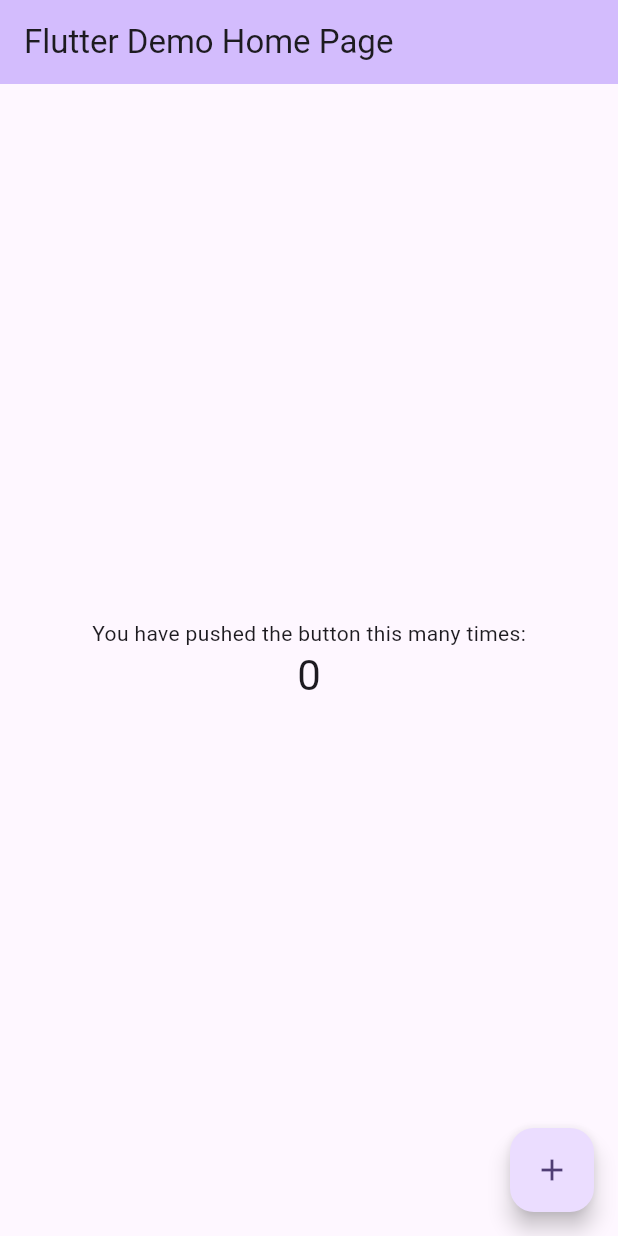
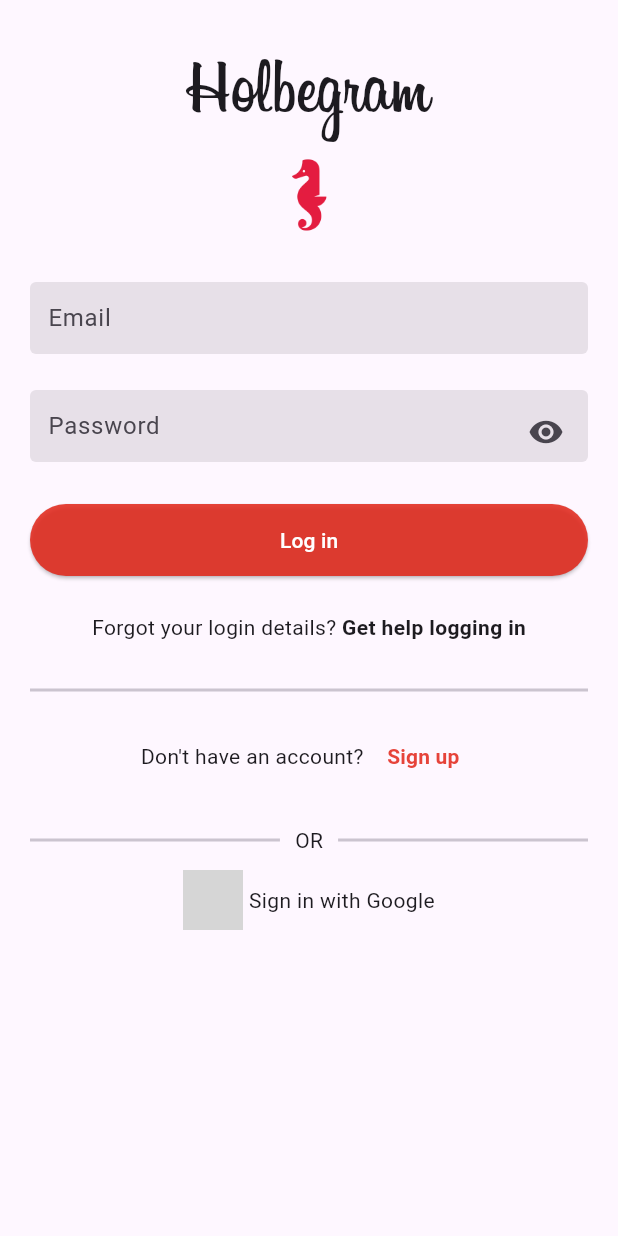
Before and after one commit to Nomad-Rob/atlas-holbegram, a Flutter app: the screen it shows after launch, on a phone screen of 412 x 824 dp. Run offline on Flutter 3.47's test engine with Material 3 defaults, Android fonts, the phone set to English and light mode, and no system bars; our stand-ins replace firebase_core; accounts and stored records are empty; network calls fail; grey boxes are pictures that could not be loaded.

Commit message:
Task 1 and 2 mostly complete

```diff
--- a/holbegram/lib/main.dart
+++ b/holbegram/lib/main.dart
@@ -1,131 +1,69 @@
 import 'package:flutter/material.dart';
 import 'firebase_options.dart';
 import 'package:firebase_core/firebase_core.dart';
+import 'package:flutter/foundation.dart' show defaultTargetPlatform, TargetPlatform;
+import 'dart:io' show Platform;
+import '../screens/login_screen.dart';
 
 void main() async {
   WidgetsFlutterBinding.ensureInitialized();
-  await Firebase.initializeApp(
-    options: DefaultFirebaseOptions.currentPlatform,
-  );
+  if (!Platform.isLinux) {
+    await Firebase.initializeApp(
+      options: DefaultFirebaseOptions.currentPlatform,
+    );
+  }
   runApp(const MyApp());
 }
 
 class MyApp extends StatelessWidget {
   const MyApp({super.key});
 
-  // This widget is the root of your application.
   @override
   Widget build(BuildContext context) {
     return MaterialApp(
       title: 'Flutter Demo',
       theme: ThemeData(
-        // This is the theme of your application.
-        //
-        // TRY THIS: Try running your application with "flutter run". You'll see
-        // the application has a purple toolbar. Then, without quitting the app,
-        // try changing the seedColor in the colorScheme below to Colors.green
-        // and then invoke "hot reload" (save your changes or press the "hot
-        // reload" button in a Flutter-supported IDE, or press "r" if you used
-        // the command line to start the app).
-        //
-        // Notice that the counter didn't reset back to zero; the application
-        // state is not lost during the reload. To reset the state, use hot
-        // restart instead.
-        //
-        // This works for code too, not just values: Most code changes can be
-        // tested with just a hot reload.
         colorScheme: ColorScheme.fromSeed(seedColor: Colors.deepPurple),
         useMaterial3: true,
       ),
-      home: const MyHomePage(title: 'Flutter Demo Home Page'),
+      home: LoginScreen(
+        emailController: TextEditingController(),
+        passwordController: TextEditingController(),
+      ),
     );
   }
 }
 
-class MyHomePage extends StatefulWidget {
+class MyHomePage extends StatelessWidget {
   const MyHomePage({super.key, required this.title});
-
-  // This widget is the home page of your application. It is stateful, meaning
-  // that it has a State object (defined below) that contains fields that affect
-  // how it looks.
-
-  // This class is the configuration for the state. It holds the values (in this
-  // case the title) provided by the parent (in this case the App widget) and
-  // used by the build method of the State. Fields in a Widget subclass are
-  // always marked "final".
 
   final String title;
 
   @override
-  State<MyHomePage> createState() => _MyHomePageState();
-}
-
-class _MyHomePageState extends State<MyHomePage> {
-  int _counter = 0;
-
-  void _incrementCounter() {
-    setState(() {
-      // This call to setState tells the Flutter framework that something has
-      // changed in this State, which causes it to rerun the build method below
-      // so that the display can reflect the updated values. If we changed
-      // _counter without calling setState(), then the build method would not be
-      // called again, and so nothing would appear to happen.
-      _counter++;
-    });
-  }
-
-  @override
   Widget build(BuildContext context) {
-    // This method is rerun every time setState is called, for instance as done
-    // by the _incrementCounter method above.
-    //
-    // The Flutter framework has been optimized to make rerunning build methods
-    // fast, so that you can just rebuild anything that needs updating rather
-    // than having to individually change instances of widgets.
     return Scaffold(
       appBar: AppBar(
-        // TRY THIS: Try changing the color here to a specific color (to
-        // Colors.amber, perhaps?) and trigger a hot reload to see the AppBar
-        // change color while the other colors stay the same.
-        backgroundColor: Theme.of(context).colorScheme.inversePrimary,
-        // Here we take the value from the MyHomePage object that was created by
-        // the App.build method, and use it to set our appbar title.
-        title: Text(widget.title),
+        title: Text(title),
       ),
       body: Center(
-        // Center is a layout widget. It takes a single child and positions it
-        // in the middle of the parent.
         child: Column(
-          // Column is also a layout widget. It takes a list of children and
-          // arranges them vertically. By default, it sizes itself to fit its
-          // children horizontally, and tries to be as tall as its parent.
-          //
-          // Column has various properties to control how it sizes itself and
-          // how it positions its children. Here we use mainAxisAlignment to
-          // center the children vertically; the main axis here is the vertical
-          // axis because Columns are vertical (the cross axis would be
-          // horizontal).
-          //
-          // TRY THIS: Invoke "debug painting" (choose the "Toggle Debug Paint"
-          // action in the IDE, or press "p" in the console), to see the
-          // wireframe for each widget.
           mainAxisAlignment: MainAxisAlignment.center,
           children: <Widget>[
             const Text(
               'You have pushed the button this many times:',
             ),
-            Text(
-              '$_counter',
-              style: Theme.of(context).textTheme.headlineMedium,
+            const Text(
+              '0',
+              style: TextStyle(fontSize: 24),
             ),
           ],
         ),
       ),
       floatingActionButton: FloatingActionButton(
-        onPressed: _incrementCounter,
+        onPressed: () {},
         tooltip: 'Increment',
         child: const Icon(Icons.add),
-      ), // This trailing comma makes auto-formatting nicer for build methods.
+      ),
     );
   }
 }
--- a/holbegram/lib/screens/login_screen.dart
+++ b/holbegram/lib/screens/login_screen.dart
@@ -0,0 +1,165 @@
+import 'package:flutter/material.dart';
+import 'package:holbegram/widgets/text_field.dart';
+
+class LoginScreen extends StatefulWidget {
+  final TextEditingController emailController;
+  final TextEditingController passwordController;
+
+  const LoginScreen({
+    Key? key,
+    required this.emailController,
+    required this.passwordController,
+  }) : super(key: key);
+
+  @override
+  _LoginScreenState createState() => _LoginScreenState();
+}
+
+class _LoginScreenState extends State<LoginScreen> {
+  bool _passwordVisible = true;
+
+  @override
+  void initState() {
+    super.initState();
+    _passwordVisible = true;
+  }
+
+  @override
+  void dispose() {
+    widget.emailController.dispose();
+    widget.passwordController.dispose();
+    super.dispose();
+  }
+
+  @override
+  Widget build(BuildContext context) {
+    return Scaffold(
+      body: SingleChildScrollView(
+        child: Column(
+          mainAxisAlignment: MainAxisAlignment.center,
+          mainAxisSize: MainAxisSize.min,
+          children: [
+            SizedBox(height: 28),
+            Text(
+              'Holbegram',
+              style: TextStyle(
+                fontFamily: 'Billabong',
+                fontSize: 50,
+              ),
+            ),
+            Image.asset(
+              'assets/images/logo.png',
+              width: 80,
+              height: 60,
+            ),
+            Padding(
+              padding: const EdgeInsets.symmetric(horizontal: 20),
+              child: Column(
+                children: [
+                  SizedBox(height: 28),
+                  TextFieldInput(
+                    controller: widget.emailController,
+                    ispassword: false,
+                    hintText: 'Email',
+                    keyboardType: TextInputType.emailAddress,
+                  ),
+                  SizedBox(height: 24),
+                  TextFieldInput(
+                    controller: widget.passwordController,
+                    ispassword: !_passwordVisible,
+                    hintText: 'Password',
+                    keyboardType: TextInputType.visiblePassword,
+                    suffixIcon: IconButton(
+                      alignment: Alignment.bottomLeft,
+                      icon: Icon(
+                        _passwordVisible ? Icons.visibility : Icons.visibility_off,
+                      ),
+                      onPressed: () {
+                        setState(() {
+                          _passwordVisible = !_passwordVisible;
+                        });
+                      },
+                    ),
+                  ),
+                  SizedBox(height: 28),
+                  SizedBox(
+                    height: 48,
+                    width: double.infinity,
+                    child: ElevatedButton(
+                      style: ButtonStyle(
+                        backgroundColor: MaterialStateProperty.all(
+                          Color.fromARGB(218, 226, 37, 24),
+                        ),
+                      ),
+                      onPressed: () {},
+                      child: Text(
+                        'Log in',
+                        style: TextStyle(color: Colors.white),
+                      ),
+                    ),
+                  ),
+                  SizedBox(height: 24),
+                  Row(
+                    mainAxisAlignment: MainAxisAlignment.center,
+                    children: [
+                      Text('Forgot your login details? '),
+                      Text(
+                        'Get help logging in',
+                        style: TextStyle(fontWeight: FontWeight.bold),
+                      ),
+                    ],
+                  ),
+                  SizedBox(height: 24),
+                  Divider(thickness: 2),
+                  Padding(
+                    padding: const EdgeInsets.symmetric(vertical: 12),
+                    child: Row(
+                      mainAxisAlignment: MainAxisAlignment.center,
+                      children: [
+                        Text("Don't have an account? "),
+                        TextButton(
+                          onPressed: () {},
+                          child: Text(
+                            'Sign up',
+                            style: TextStyle(
+                              fontWeight: FontWeight.bold,
+                              color: Color.fromARGB(218, 226, 37, 24),
+                            ),
+                          ),
+                        ),
+                      ],
+                    ),
+                  ),
+                  SizedBox(height: 10),
+                  Row(
+                    children: [
+                      Flexible(child: Divider(thickness: 2)),
+                      Padding(
+                        padding: const EdgeInsets.symmetric(horizontal: 10),
+                        child: Text('OR'),
+                      ),
+                      Flexible(child: Divider(thickness: 2)),
+                    ],
+                  ),
+                  SizedBox(height: 10),
+                  Row(
+                    mainAxisAlignment: MainAxisAlignment.center,
+                    mainAxisSize: MainAxisSize.min,
+                    children: [
+                      Image.network(
+                        'https://img.icons8.com/color/452/google-logo.png',
+                        width: 40,
+                        height: 40,
+                      ),
+                      Text(' Sign in with Google'),
+                    ],
+                  ),
+                ],
+              ),
+            ),
+          ],
+        ),
+      ),
+    );
+  }
+}
--- a/holbegram/lib/widgets/text_field.dart
+++ b/holbegram/lib/widgets/text_field.dart
@@ -0,0 +1,50 @@
+import 'package:flutter/material.dart';
+
+class TextFieldInput extends StatelessWidget {
+  final TextEditingController controller;
+  final bool ispassword;
+  final String hintText;
+  final Widget? suffixIcon;
+  final TextInputType keyboardType;
+
+  const TextFieldInput({
+    Key? key,
+    required this.controller,
+    required this.ispassword,
+    required this.hintText,
+    this.suffixIcon,
+    required this.keyboardType,
+  }) : super(key: key);
+
+  @override
+  Widget build(BuildContext context) {
+    return TextField(
+      keyboardType: keyboardType,
+      controller: controller,
+      cursorColor: Color.fromARGB(218, 226, 37, 24),
+      decoration: InputDecoration(
+        hintText: hintText,
+        border: OutlineInputBorder(
+          borderSide: BorderSide(
+            color: Colors.transparent,
+          ),
+        ),
+        focusedBorder: OutlineInputBorder(
+          borderSide: BorderSide(
+            color: Colors.transparent,
+          ),
+        ),
+        enabledBorder: OutlineInputBorder(
+          borderSide: BorderSide(
+            color: Colors.transparent,
+          ),
+        ),
+        filled: true,
+        contentPadding: EdgeInsets.all(8),
+        suffixIcon: suffixIcon,
+      ),
+      textInputAction: TextInputAction.next,
+      obscureText: ispassword,
+    );
+  }
+}
```
Also changed, not shown: holbegram/pubspec.yaml (+12 -70 lines), holbegram/assets/fonts/Billabong.ttf (added), holbegram/assets/fonts/InstagramSans.ttf (added), holbegram/assets/images/google-logo.png (added), holbegram/assets/images/logo.png (added), holbegram/lib/firebase_options.dart.
